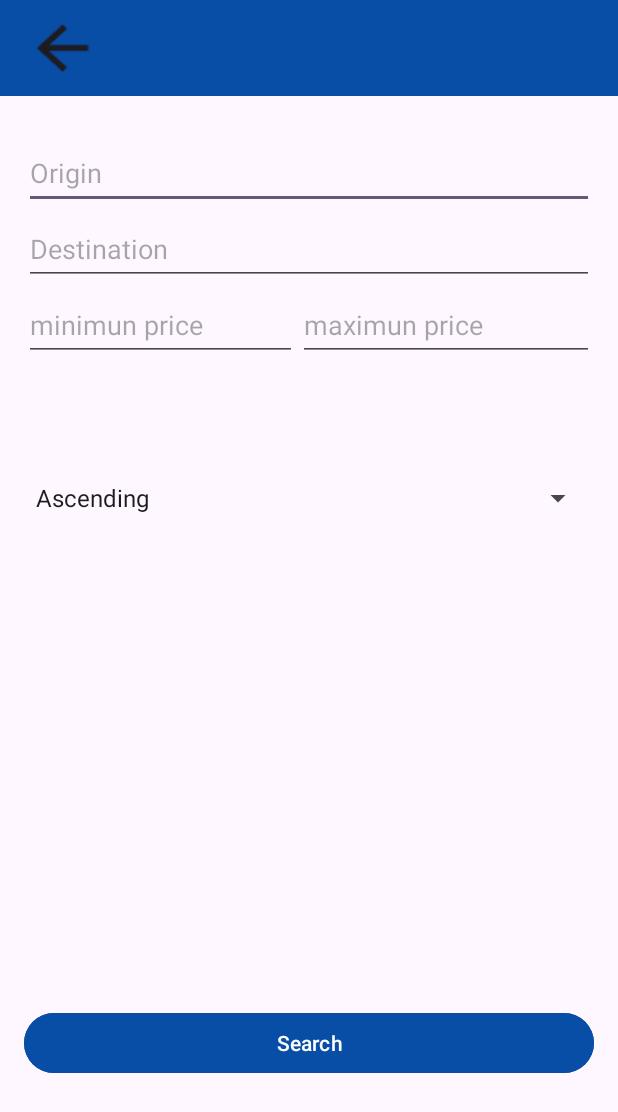
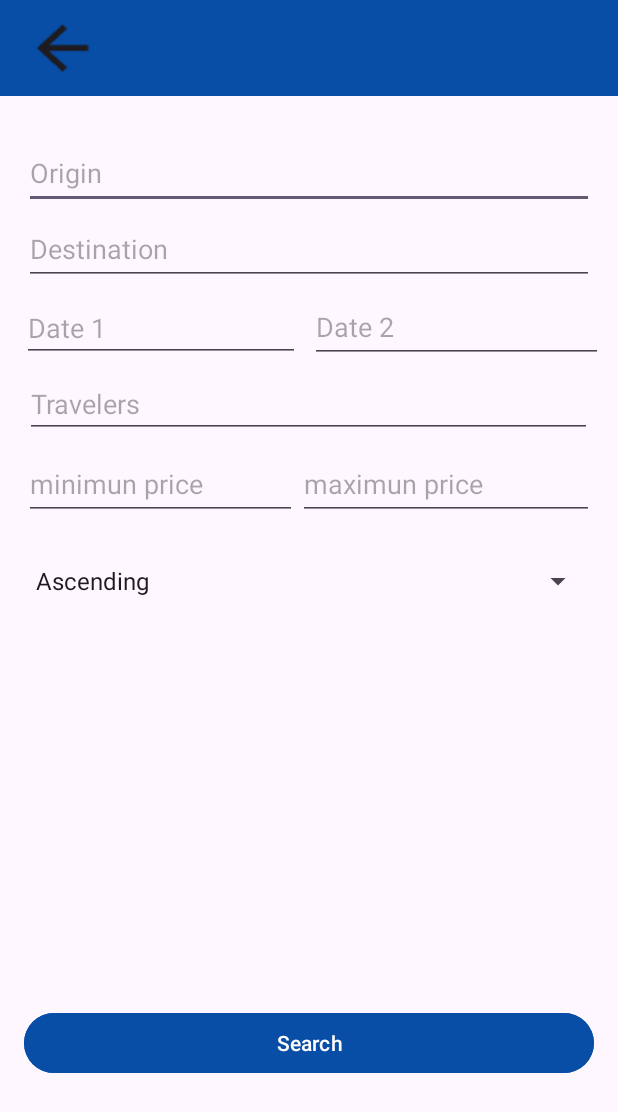
Before and after one commit to WanderlogAppMov/WanderlogApli, an Android app built with Jetpack Compose: the Search screen opened directly, with no data from a screen before it, on a phone screen of 412 x 824 dp. Shown: the top 1112 px of the screen. Run offline under Robolectric (Android 15) with nearby library versions, the phone set to English and light mode, and no system bars.

Commit message:
feat:update activity search.

```diff
--- a/app/src/main/res/layout/activity_search.xml
+++ b/app/src/main/res/layout/activity_search.xml
@@ -73,7 +73,7 @@
         app:layout_constraintBottom_toBottomOf="parent"
         app:layout_constraintEnd_toEndOf="parent"
         app:layout_constraintTop_toTopOf="parent"
-        app:layout_constraintVertical_bias="0.248" />
+        app:layout_constraintVertical_bias="0.385" />
 
     <EditText
         android:id="@+id/ptMinprice"
@@ -88,7 +88,7 @@
         app:layout_constraintBottom_toBottomOf="parent"
         app:layout_constraintStart_toStartOf="parent"
         app:layout_constraintTop_toTopOf="parent"
-        app:layout_constraintVertical_bias="0.248" />
+        app:layout_constraintVertical_bias="0.385" />
 
     <Spinner
         android:id="@+id/spOrder"
@@ -98,9 +98,10 @@
         android:layout_marginEnd="16dp"
         app:layout_constraintBottom_toBottomOf="parent"
         app:layout_constraintEnd_toEndOf="parent"
+        app:layout_constraintHorizontal_bias="0.0"
         app:layout_constraintStart_toStartOf="parent"
         app:layout_constraintTop_toTopOf="parent"
-        app:layout_constraintVertical_bias="0.4" />
+        app:layout_constraintVertical_bias="0.469" />
 
     <Button
         android:id="@+id/btSearch"
@@ -116,4 +117,48 @@
         app:layout_constraintTop_toTopOf="@+id/toolbar"
         app:layout_constraintVertical_bias="0.865" />
 
+    <EditText
+        android:id="@+id/etDate1"
+        android:layout_width="185dp"
+        android:layout_height="45dp"
+        android:layout_marginStart="16dp"
+        android:layout_marginEnd="3dp"
+        android:ems="10"
+        android:hint="Date 1"
+        android:inputType="text"
+        app:layout_constraintBottom_toBottomOf="parent"
+        app:layout_constraintEnd_toStartOf="@+id/etDate2"
+        app:layout_constraintStart_toStartOf="parent"
+        app:layout_constraintTop_toTopOf="parent"
+        app:layout_constraintVertical_bias="0.252" />
+
+    <EditText
+        android:id="@+id/etDate2"
+        android:layout_width="195dp"
+        android:layout_height="47dp"
+        android:layout_marginStart="3dp"
+        android:layout_marginEnd="12dp"
+        android:ems="10"
+        android:hint="Date 2"
+        android:inputType="text"
+        app:layout_constraintBottom_toBottomOf="parent"
+        app:layout_constraintEnd_toEndOf="parent"
+        app:layout_constraintStart_toEndOf="@+id/etDate1"
+        app:layout_constraintTop_toTopOf="parent"
+        app:layout_constraintVertical_bias="0.251" />
+
+    <EditText
+        android:id="@+id/etTravelers"
+        android:layout_width="378dp"
+        android:layout_height="44dp"
+        android:ems="10"
+        android:hint="Travelers"
+        android:inputType="text"
+        app:layout_constraintBottom_toBottomOf="parent"
+        app:layout_constraintEnd_toEndOf="parent"
+        app:layout_constraintHorizontal_bias="0.484"
+        app:layout_constraintStart_toStartOf="parent"
+        app:layout_constraintTop_toTopOf="parent"
+        app:layout_constraintVertical_bias="0.318" />
+
 </androidx.constraintlayout.widget.ConstraintLayout>
```
